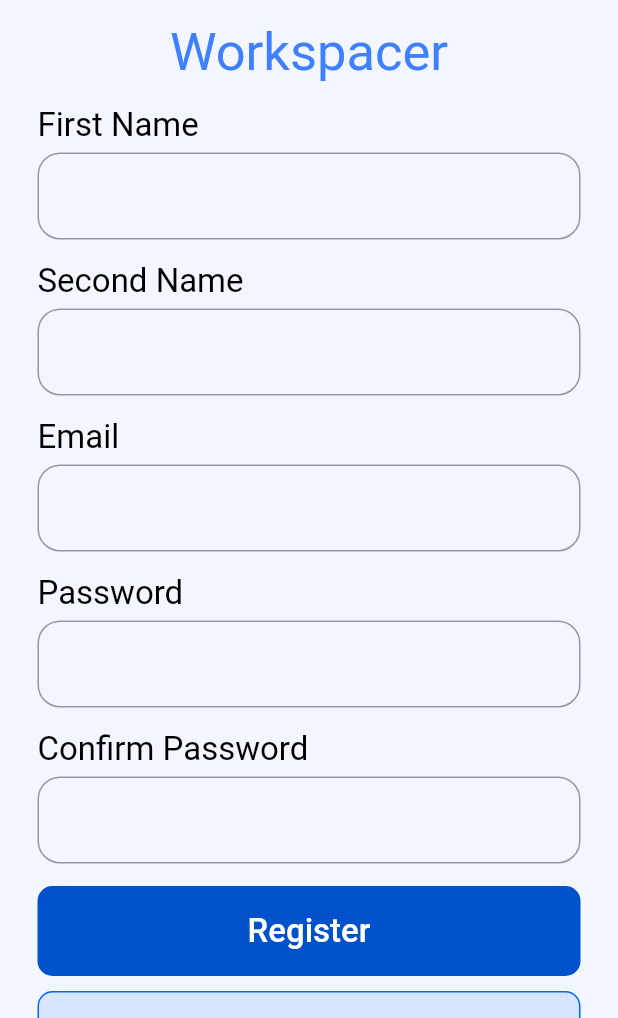
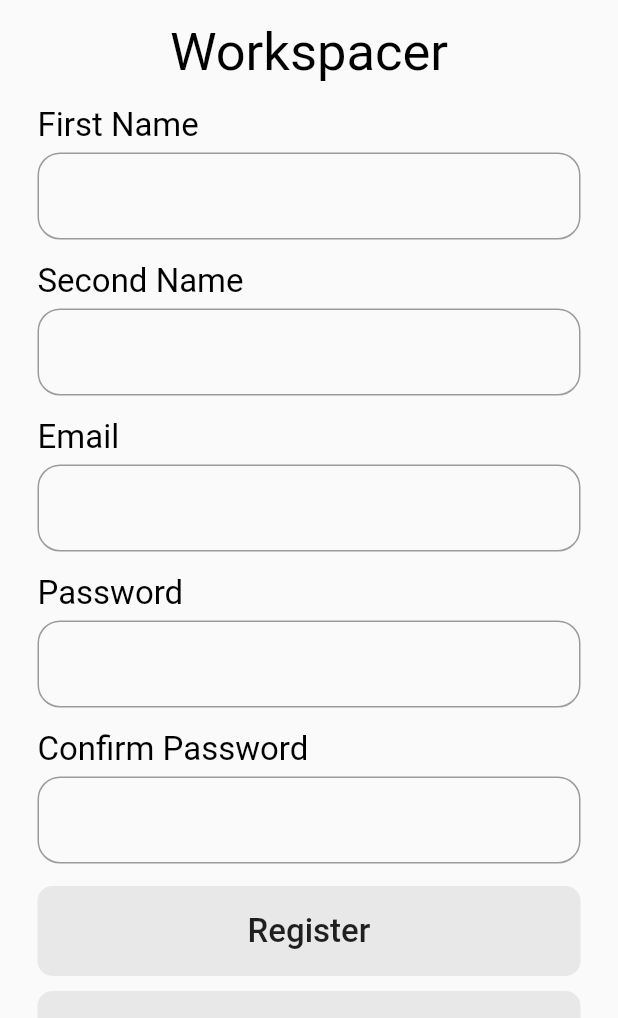
Before and after one commit to tahaTWM/taskSupportorWithDarkTheme, a Flutter app: the screen it shows after launch, after a tap on "Create a free account", on a phone screen of 412 x 824 dp, the part 218-1236 px from its top. Run offline on Flutter 3.47's test engine with Material 2 defaults, Android fonts, the phone set to English and light mode, and no system bars; our stand-ins replace animated_splash_screen, email_validator, file_picker, get, getwidget, image_picker and 7 more; missing offline and left inert: adaptive_action_sheet, cupertino_radio_choice, flutter_pdfview; network calls fail; Roboto replaces fonts that are missing (Rubik).

Commit message:
Thu 08/12/2021,  0:37:08.73

```diff
--- a/lib/login/logn.dart
+++ b/lib/login/logn.dart
@@ -1,6 +1,7 @@
 import 'package:email_validator/email_validator.dart';
 import 'package:flutter/gestures.dart';
 import 'package:flutter/material.dart';
+import 'package:toast/toast.dart';
 import 'package:getwidget/getwidget.dart';
 import 'package:shared_preferences/shared_preferences.dart';
 import 'dart:convert';
@@ -282,10 +283,10 @@ class _Logn extends State<Logn> {
                 decoration: BoxDecoration(
                   color: Colors.grey.withOpacity(0.2),
                   borderRadius: BorderRadius.circular(10),
-                  border: Border.all(
-                    width: 1,
-                    color: Colors.blue,
-                  ),
+                  // border: Border.all(
+                  //   width: 1,
+                  //   color: Colors.blue,
+                  // ),
                 ),
                 width: double.infinity,
                 height: 60,
@@ -293,8 +294,12 @@ class _Logn extends State<Logn> {
                 child: FlatButton(
                   onPressed: () async {
                     FocusScope.of(context).requestFocus(FocusNode());
-                    Navigator.push(context,
-                        MaterialPageRoute(builder: (context) => Register()));
+                    Navigator.pushAndRemoveUntil(
+                        context,
+                        MaterialPageRoute(
+                          builder: (context) => Register(),
+                        ),
+                        (route) => true);
                   },
                   child: Text(
                     "Create a free account",
@@ -311,10 +316,23 @@ class _Logn extends State<Logn> {
                 mainAxisAlignment: MainAxisAlignment.center,
                 children: [
                   InkWell(
-                    onTap: () => Navigator.push(
+                    onTap: () {
+                      // Toast.show(
+                      //   "Toast plugin app",
+                      //   context,
+                      //   duration: Toast.LENGTH_SHORT,
+                      //   gravity: Toast.BOTTOM,
+                      //   backgroundColor: Colors.lightBlue,
+                      //   textColor: Colors.black,
+                      //   backgroundRadius: 20,
+                      // );
+                      Navigator.pushAndRemoveUntil(
                           context,
                           MaterialPageRoute(
-                            builder: (context) => ForgotPassword())),
+                            builder: (context) => ForgotPassword(),
+                          ),
+                          (route) => true);
+                    },
                     child: Text(
                       "Forgot Password",
                       style: TextStyle(
@@ -399,14 +417,14 @@ class _Logn extends State<Logn> {
 
       await sharedPreferences.setString("email", _eMail.text);
 
-      Navigator.push(
+      Navigator.pushAndRemoveUntil(
           context,
           MaterialPageRoute(
             builder: (context) => NavBar(
               jsonResponse['data']["firstName"],
             ),
           ),
-      );
+          (route) => true);
     }
 
     if (!jsonResponse["successful"]) {
--- a/lib/login/register.dart
+++ b/lib/login/register.dart
@@ -1,9 +1,6 @@
-import 'dart:async';
 import 'dart:convert';
 import 'package:flutter/material.dart';
 import 'package:permission_handler/permission_handler.dart';
-import 'package:shared_preferences/shared_preferences.dart';
-import '../login/forgotPassword.dart';
 import 'package:http/http.dart' as http;
 import '../main.dart';
 import 'logn.dart';
@@ -37,7 +34,7 @@ class _Register extends State<Register> {
       child: ScaffoldMessenger(
         key: scaffoldMessengerKey,
         child: Scaffold(
-          backgroundColor: Color.fromRGBO(243, 246, 255, 1),
+          // backgroundColor: Color.fromRGBO(243, 246, 255, 1),
           body: SingleChildScrollView(
             child: Container(
               padding: EdgeInsets.fromLTRB(25, 15, 25, 10),
@@ -62,7 +59,8 @@ class _Register extends State<Register> {
                     "Workspacer",
                     style: TextStyle(
                       fontSize: w > 400 ? 35 : 25,
-                        color: Color.fromRGBO(62, 128, 255, 1)),
+                      // color: Color.fromRGBO(62, 128, 255, 1),
+                    ),
                   )),
                   SizedBox(height: 10),
                   lebel(padding, "First Name"),
@@ -101,8 +99,9 @@ class _Register extends State<Register> {
                   SizedBox(height: 15),
                   Container(
                     decoration: BoxDecoration(
-                        color: Color.fromRGBO(0, 82, 204, 1),
-                        borderRadius: BorderRadius.circular(10)),
+                      color: Colors.grey.withOpacity(0.2),
+                      borderRadius: BorderRadius.circular(10),
+                    ),
                     width: double.infinity,
                     height: 60,
                     // ignore: deprecated_member_use
@@ -118,17 +117,17 @@ class _Register extends State<Register> {
                         style: TextStyle(
                           fontSize: 22,
                           fontFamily: "Rubik",
-                            color: Colors.white),
+                          // color: Colors.white,
+                        ),
                       ),
                     ),
                   ),
                   SizedBox(height: 10),
                   Container(
                     decoration: BoxDecoration(
-                        color: Color.fromRGBO(216, 229, 255, 1),
+                      color: Colors.grey.withOpacity(0.2),
                       borderRadius: BorderRadius.circular(10),
-                        border: Border.all(
-                            width: 1, color: Color.fromRGBO(0, 104, 255, 1))),
+                    ),
                     width: double.infinity,
                     height: 60,
                     // ignore: deprecated_member_use
@@ -142,7 +141,7 @@ class _Register extends State<Register> {
                         style: TextStyle(
                           fontSize: 22,
                           fontFamily: "Rubik",
-                            color: Color.fromRGBO(62, 128, 255, 1)),
+                        ),
                       ),
                     ),
                   ),
@@ -160,8 +159,10 @@ class _Register extends State<Register> {
       padding: padding,
       child: Text(
         text,
-        style:
-            TextStyle(fontSize: 22, fontFamily: "Rubik", color: Colors.black),
+        style: TextStyle(
+          fontSize: 22,
+          fontFamily: "Rubik",
+        ),
       ),
     );
   }
@@ -172,7 +173,7 @@ class _Register extends State<Register> {
       style: TextStyle(
         fontSize: w < 400 ? 19 : 24,
         fontFamily: "Rubik",
-        color: Colors.black,
+        // color: Colors.black,
       ),
       decoration: InputDecoration(
         contentPadding: EdgeInsets.all(15),
--- a/lib/navBar.dart
+++ b/lib/navBar.dart
@@ -19,7 +19,7 @@ class _NavBarState extends State<NavBar> {
     _selectedItem = 0;
     super.initState();
     contents.add(HomePage(widget.fristName));
-    contents.add(Profile());
+    contents.add(Profile(widget.fristName));
     // contents.add(Profile());
     // contents.add(Profile());
     // contents.add(Profile());
--- a/pubspec.yaml
+++ b/pubspec.yaml
@@ -7,8 +7,6 @@ environment:
   sdk: ">=2.7.0 <3.0.0"
 
 dependencies:
-  flutter:
-    sdk: flutter
   adaptive_action_sheet: ^2.0.0
   adaptive_theme: ^2.2.0
   animated_splash_screen: ^1.1.0
@@ -20,9 +18,12 @@ dependencies:
   email_validator: ^2.0.1
   file_picker: null
   flappy_search_bar: ^1.7.2
+  flutter:
+    sdk: flutter
   flutter_linkify: ^5.0.2
   flutter_pdfview: ^1.1.0
   flutter_slidable: ^0.6.0
+  fluttertoast: ^8.0.8
   font_awesome_flutter: null
   get: ^4.1.4
   getwidget: ^1.2.4
@@ -40,6 +41,7 @@ dependencies:
   shared_preferences: ^2.0.0
   slider_button: null
   timeago: ^3.0.2
+  toast: ^0.1.5
   typicons_flutter: ^0.4.2
   will_tabbar: null
 
```
Also changed, not shown: lib/homePage/homepage.dart (+32 -18 lines), lib/login/forgotPassword.dart (+13 -12 lines), lib/profile/profile.dart (+61 -21 lines), pubspec.lock. Lines whose indentation alone changed are shown as unchanged.
